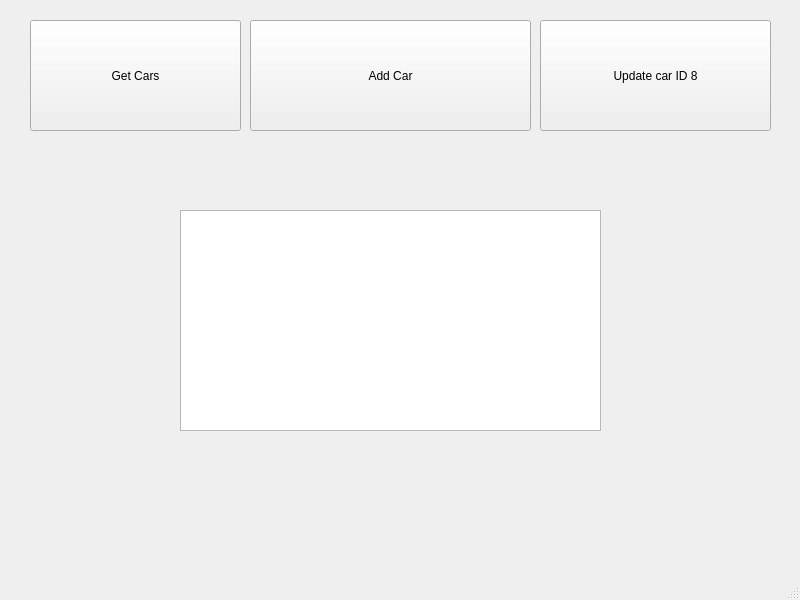
Qt form Sovellusprojekti/mainwindow.ui (poytakissa/Sovellusprojekti) before a commit.
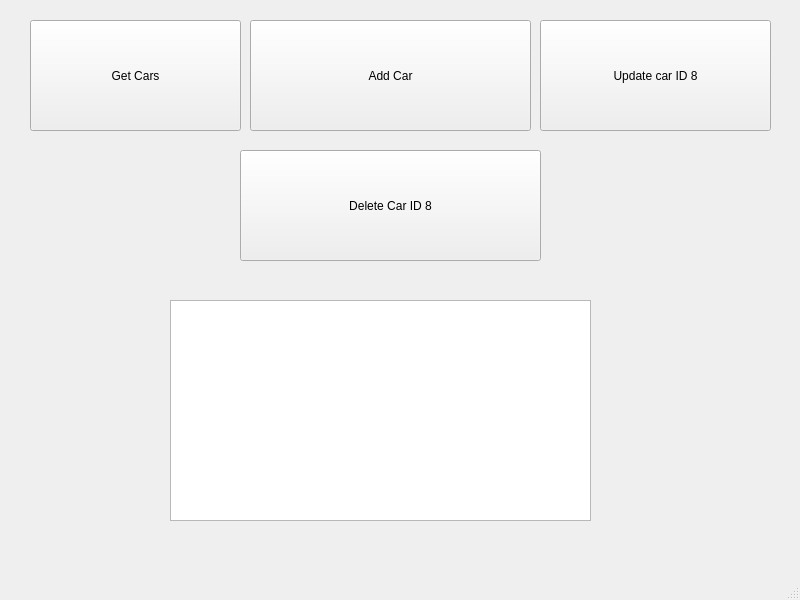
The same form after that commit.

Commit message: Lisätty delete

Diff of the .ui file:
```diff
--- a/Sovellusprojekti/mainwindow.ui
+++ b/Sovellusprojekti/mainwindow.ui
@@ -30,8 +30,8 @@
    <widget class="QTextEdit" name="CarTable">
     <property name="geometry">
      <rect>
-      <x>180</x>
-      <y>210</y>
+      <x>170</x>
+      <y>300</y>
       <width>421</width>
       <height>221</height>
      </rect>
@@ -63,6 +63,19 @@
      <string>Update car ID 8</string>
     </property>
    </widget>
+   <widget class="QPushButton" name="DeleteCar">
+    <property name="geometry">
+     <rect>
+      <x>240</x>
+      <y>150</y>
+      <width>301</width>
+      <height>111</height>
+     </rect>
+    </property>
+    <property name="text">
+     <string>Delete Car ID 8</string>
+    </property>
+   </widget>
   </widget>
   <widget class="QMenuBar" name="menubar">
    <property name="geometry">
```
The commit also changes 2 other files.
